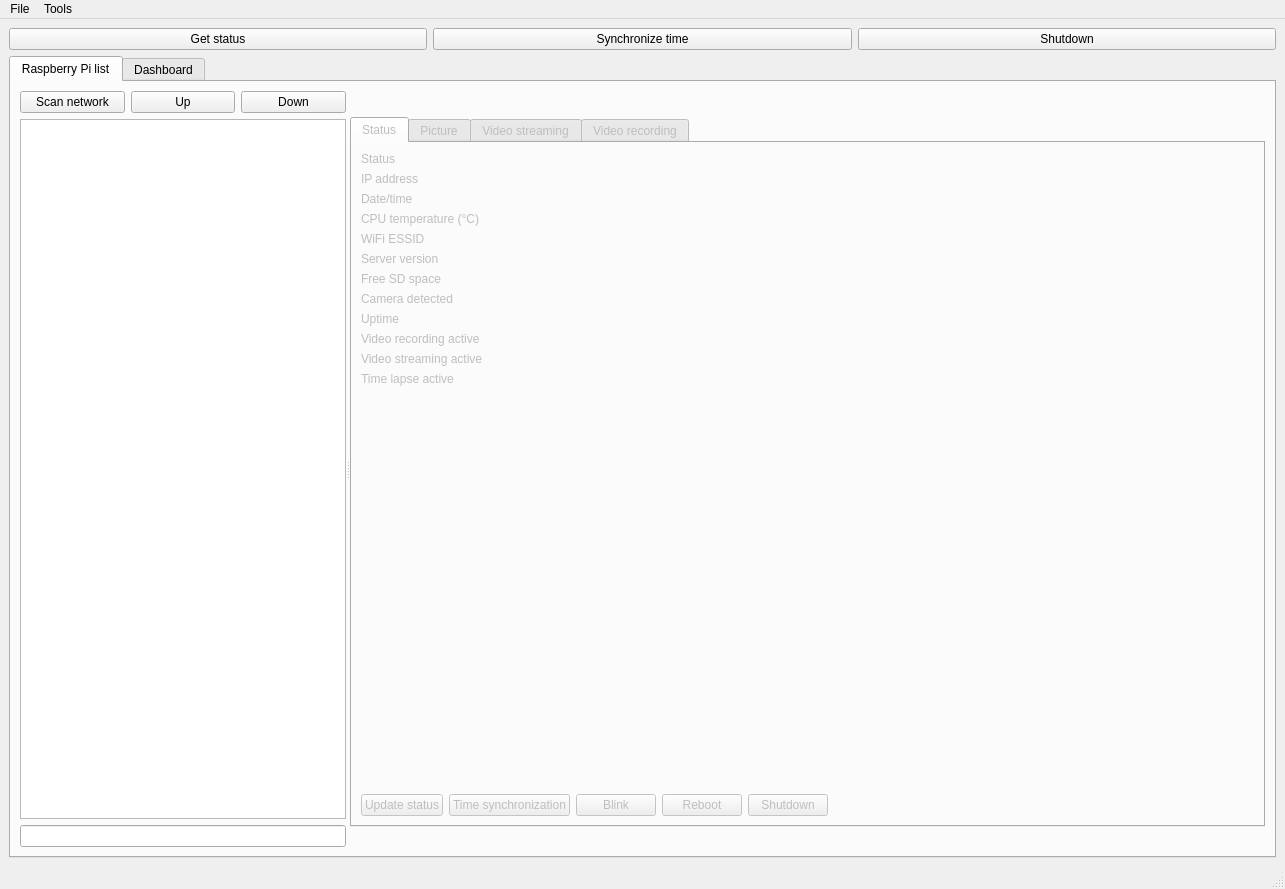
The window that src/coordinator/coordinator.ui (olivierfriard/raspberry_video-recording_coordinator) describes before a commit, drawn with Qt 5.
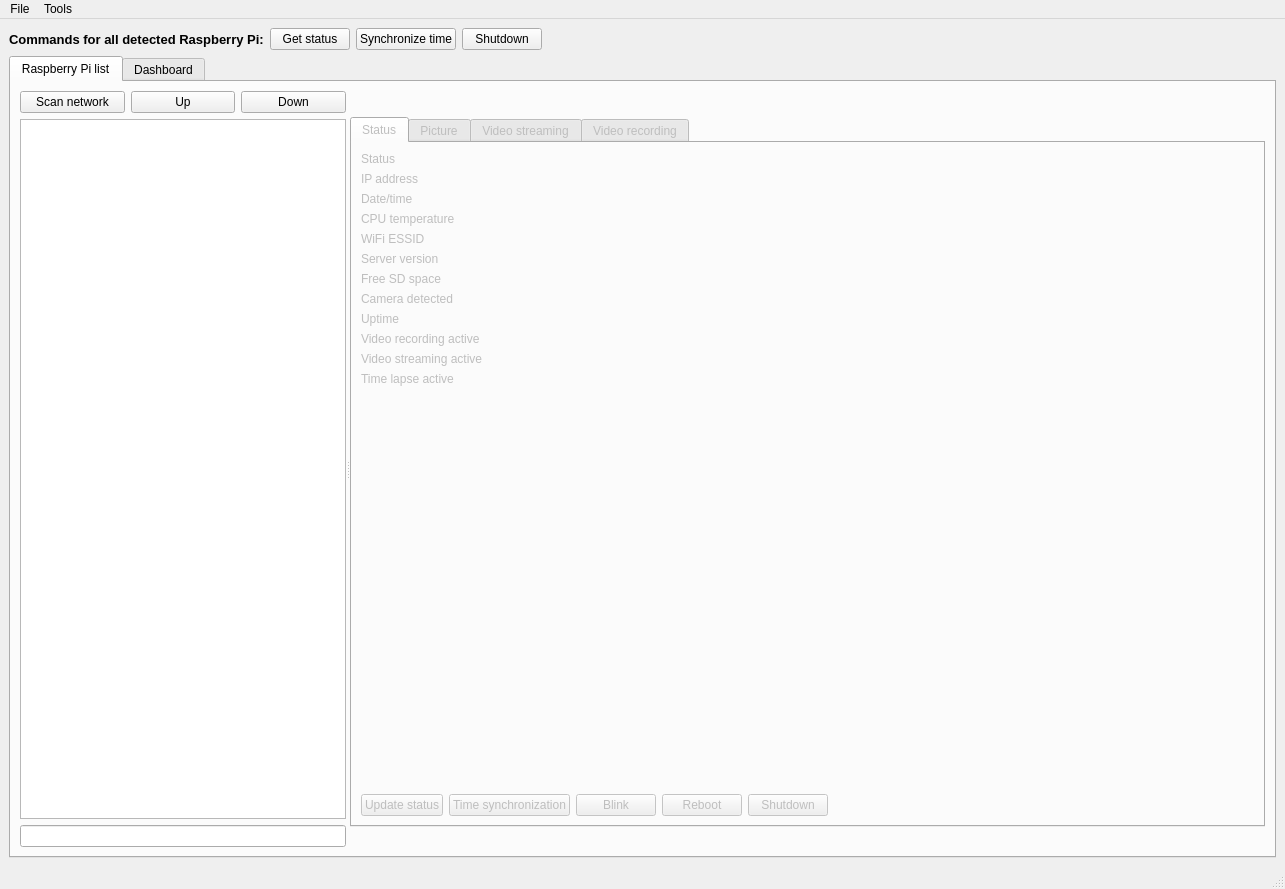
The same window after the commit. The open tabs and pages were chosen to show the change.

Diff of the .ui file:
```diff
--- a/src/coordinator/coordinator.ui
+++ b/src/coordinator/coordinator.ui
@@ -17,6 +17,20 @@
    <layout class="QVBoxLayout" name="verticalLayout_2">
     <item>
      <layout class="QHBoxLayout" name="horizontalLayout_12">
+      <item>
+       <widget class="QLabel" name="label_34">
+        <property name="font">
+         <font>
+          <pointsize>10</pointsize>
+          <weight>75</weight>
+          <bold>true</bold>
+         </font>
+        </property>
+        <property name="text">
+         <string>Commands for all detected Raspberry Pi:</string>
+        </property>
+       </widget>
+      </item>
       <item>
        <widget class="QPushButton" name="get_status_all_pb">
         <property name="text">
@@ -38,6 +52,19 @@
         </property>
        </widget>
       </item>
+      <item>
+       <spacer name="horizontalSpacer_16">
+        <property name="orientation">
+         <enum>Qt::Horizontal</enum>
+        </property>
+        <property name="sizeHint" stdset="0">
+         <size>
+          <width>40</width>
+          <height>20</height>
+         </size>
+        </property>
+       </spacer>
+      </item>
      </layout>
     </item>
     <item>
@@ -188,7 +215,7 @@
                     <item row="3" column="0">
                      <widget class="QLabel" name="label_3">
                       <property name="text">
-                       <string>CPU temperature (°C)</string>
+                       <string>CPU temperature</string>
                       </property>
                      </widget>
                     </item>
```
Left out of the diff: 2 changed lines with no effect on the pictures.
